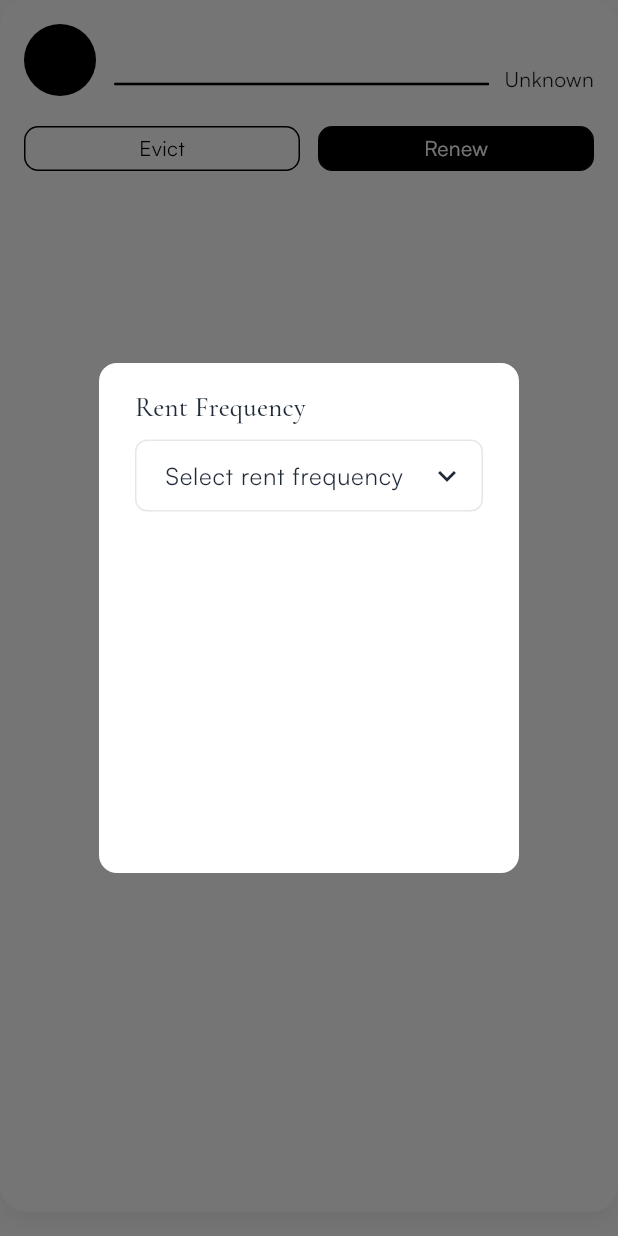
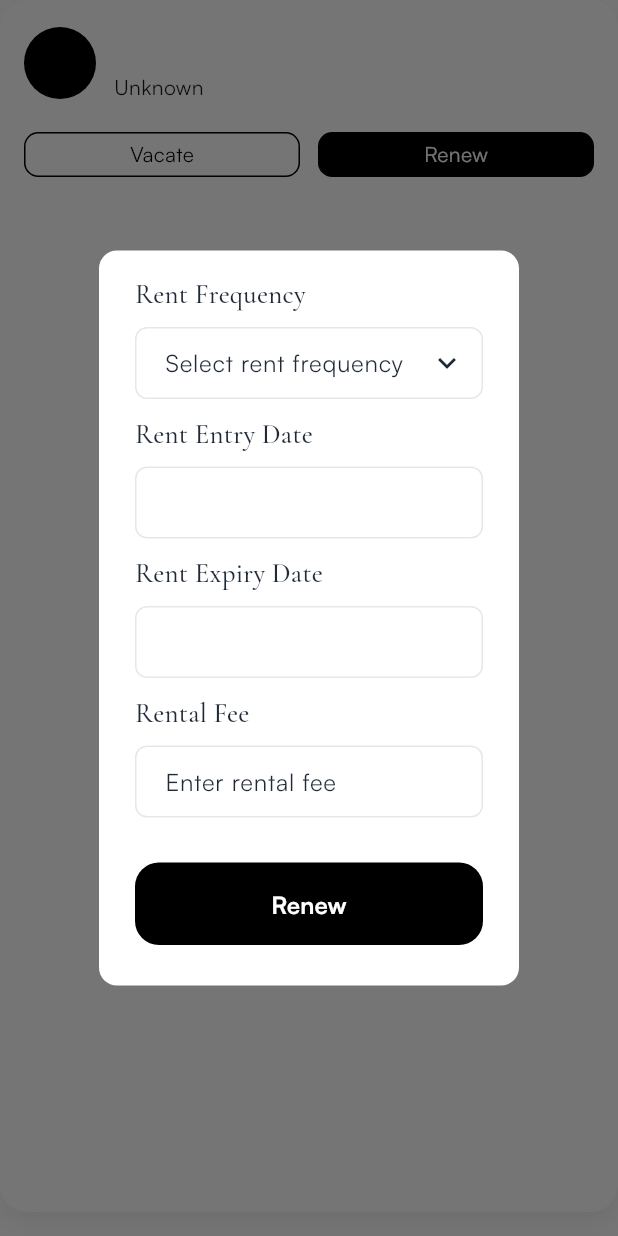
Before and after one commit to Jaysalasi/tobfolio, a Flutter app: the ExpiredTenantCard widget shown alone on an empty page, opened directly with empty values, after a tap on "Renew", on a phone screen of 412 x 824 dp. Run offline on Flutter 3.47's test engine with Material 3 defaults, Android fonts, the phone set to English and light mode, and no system bars; our stand-ins replace dio, dotted_border, equatable, flutter_bloc, flutter_secure_storage, flutter_svg and 5 more; accounts and stored records are empty; network calls fail; project files that could hold a hidden picture were left out.

Commit message:
renew tenants

```diff
--- a/lib/features/home/screens/widgets/welcome_card_widget.dart
+++ b/lib/features/home/screens/widgets/welcome_card_widget.dart
@@ -1,10 +1,12 @@
 import 'package:flutter/material.dart';
+import 'package:flutter_bloc/flutter_bloc.dart';
 import 'package:flutter_svg/svg.dart';
 import 'package:tob/core/router/app_router.dart';
 import 'package:tob/core/utils/components/constants.dart';
 import 'package:tob/core/utils/components/widgets.dart';
 import 'package:tob/core/utils/constants/assets/svg.dart';
 import 'package:tob/core/utils/currency_formatter.dart';
+import 'package:tob/features/home/bloc/home_bloc.dart';
 import 'package:tob/features/home/model/dashboard_model.dart';
 
 class WelcomeCard extends StatelessWidget {
@@ -32,7 +34,7 @@ class WelcomeCard extends StatelessWidget {
               Row(
                 children: [
                   Text(
-                    'Total Income (USD)',
+                    'Total Income (${context.read<HomeBloc>().state.user?.currency})',
                     style: Theme.of(context).textTheme.bodyMedium?.copyWith(
                       fontWeight: FontWeight.bold,
                     ),
@@ -57,7 +59,7 @@ class WelcomeCard extends StatelessWidget {
           Text(
             CurrencyFormatter.formatCurrency(
               dashboard?.totalIncome,
-              currencyCode: user?.currencyCode,
+              currencyCode: context.read<HomeBloc>().state.user?.currency,
             ),
             style: Theme.of(context).textTheme.bodyLarge?.copyWith(
               fontWeight: FontWeight.w900,
--- a/lib/features/tenant_profile/screens/tenant_profile_screen.dart
+++ b/lib/features/tenant_profile/screens/tenant_profile_screen.dart
@@ -410,7 +410,7 @@ class _TenantProfileViewState extends State<_TenantProfileView> {
                               setState(() => tenantPhone = value),
                         ),
                         AltTextField(
-                          label: "Rental Fee",
+                          label: "Rental Fee (${ context.read<HomeBloc>().state.user?.currency})",
                           hint: "Enter rental fee",
                           value: rentAmount,
                           type: AltFieldType.number,
--- a/lib/features/tenants/bloc/tenant_event.dart
+++ b/lib/features/tenants/bloc/tenant_event.dart
@@ -46,3 +46,24 @@ class UpdateRentFee extends TenantEvent {
   final String rentFee;
   UpdateRentFee(this.rentFee);
 }
+
+class DeleteTenant extends TenantEvent {
+  final String tenantId;
+  DeleteTenant(this.tenantId);
+}
+
+class RenewTenant extends TenantEvent {
+  final String tenantId;
+  final String paymentFrequency;
+  final String rentStart;
+  final String rentEnd;
+  final double rentAmount;
+
+  RenewTenant({
+    required this.tenantId,
+    required this.paymentFrequency,
+    required this.rentStart,
+    required this.rentEnd,
+    required this.rentAmount,
+  });
+}
--- a/lib/features/tenants/bloc/tenant_state.dart
+++ b/lib/features/tenants/bloc/tenant_state.dart
@@ -4,6 +4,9 @@ class TenantState {
   final String rentExpiryDate;
   final String rentFee;
   final bool isLoading;
+  final bool isActionLoading;
+  final bool isActionSuccess;
+  final String? actionError;
   final String? error;
   final List<Map<String, dynamic>>? tenants;
 
@@ -13,6 +16,9 @@ class TenantState {
     this.rentExpiryDate = '',
     this.rentFee = '',
     this.isLoading = false,
+    this.isActionLoading = false,
+    this.isActionSuccess = false,
+    this.actionError,
     this.error,
     this.tenants,
   });
@@ -23,6 +29,9 @@ class TenantState {
     String? rentExpiryDate,
     String? rentFee,
     bool? isLoading,
+    bool? isActionLoading,
+    bool? isActionSuccess,
+    String? actionError,
     String? error,
     List<Map<String, dynamic>>? tenants,
   }) {
@@ -32,6 +41,9 @@ class TenantState {
       rentExpiryDate: rentExpiryDate ?? this.rentExpiryDate,
       rentFee: rentFee ?? this.rentFee,
       isLoading: isLoading ?? this.isLoading,
+      isActionLoading: isActionLoading ?? this.isActionLoading,
+      isActionSuccess: isActionSuccess ?? this.isActionSuccess,
+      actionError: actionError,
       error: error,
       tenants: tenants ?? this.tenants,
     );
--- a/lib/features/tenants/widgets/expired_tenant_card.dart
+++ b/lib/features/tenants/widgets/expired_tenant_card.dart
@@ -1,14 +1,17 @@
 import 'package:flutter/material.dart';
 import 'package:flutter_bloc/flutter_bloc.dart';
+import 'package:intl/intl.dart';
 import 'package:tob/core/theme/app_theme.dart';
+import 'package:tob/core/utils/components/app_button.dart';
 import 'package:tob/core/utils/components/constants.dart';
 import 'package:tob/features/add_property/utils/alt_text_field.dart';
+import 'package:tob/features/home/bloc/home_bloc.dart';
 import 'package:tob/features/tenants/bloc/tenant_bloc.dart';
 import 'package:tob/features/tenants/bloc/tenant_event.dart';
 import 'package:tob/features/tenants/bloc/tenant_state.dart';
 import 'package:tob/features/tenants/widgets/overdue_tenant_card.dart';
 
-class ExpiredTenantCard extends StatelessWidget {
+class ExpiredTenantCard extends StatefulWidget {
   final Map<String, dynamic> tenant;
   final TenantState state;
   final VoidCallback onTap;
@@ -19,53 +22,22 @@ class ExpiredTenantCard extends StatelessWidget {
     required this.onTap,
   });
 
-  double _calculateProgress() {
-    try {
-      final now = DateTime.now();
-      final rentEndStr = tenant['rentEnd']?.toString();
-
-      if (rentEndStr == null) {
-        return 0.0;
+  @override
+  State<ExpiredTenantCard> createState() => _ExpiredTenantCardState();
 }
 
-      final rentEnd = DateTime.tryParse(rentEndStr);
-
-      if (rentEnd == null) {
-        return 0.0;
-      }
-
-      // Calculate days left
-      final daysLeft = rentEnd.difference(now).inDays;
-
-      if (daysLeft <= 0) {
-        return 1.0; // 100% complete (expired)
-      }
-
-      // Create percentage based on user requirements
-      double percentage;
-      if (daysLeft > 100) {
-        // If days left > 100, use daysLeft/1000
-        percentage = daysLeft / 1000;
-      } else {
-        // If days left <= 100, use daysLeft/100
-        percentage = daysLeft / 100;
-      }
-
-      // Clamp between 0.0 and 1.0
-      if (percentage < 0.0) return 0.0;
-      if (percentage > 1.0) return 1.0;
-
-      return percentage;
-    } catch (e) {
-      return 0.0;
-    }
-  }
-
+class _ExpiredTenantCardState extends State<ExpiredTenantCard> {
+  String rentEntryDate = '';
+  String rentExpiryDate = '';
+  String rentFrequency = '';
+  String rentAmount = '';
+  BuildContext? _dialogContext;
+  // double _calculateProgress() {
   String _calculateDaysLeft() {
     try {
       final now = DateTime.now();
-      final rentEndStr = tenant['rentEnd']?.toString();
-      final rentStartStr = tenant['rentStart']?.toString();
+      final rentEndStr = widget.tenant['rentEnd']?.toString();
+      final rentStartStr = widget.tenant['rentStart']?.toString();
 
       if (rentEndStr == null || rentStartStr == null) {
         return 'Unknown';
@@ -92,12 +64,30 @@ class ExpiredTenantCard extends StatelessWidget {
   }
 
   @override
+  void initState() {
+    super.initState();
+    context.read<HomeBloc>().add(LoadHomeData());
+  }
+
+  @override
   Widget build(BuildContext context) {
     final theme = Theme.of(context);
-    return Builder(
-      builder: (context) {
-        return GestureDetector(
-          onTap: onTap,
+    return BlocListener<TenantBloc, TenantState>(
+      listener: (context, state) {
+        if (state.isActionSuccess) {
+          if (_dialogContext != null && Navigator.of(_dialogContext!).canPop()) {
+            Navigator.of(_dialogContext!).pop();
+            _dialogContext = null;
+          }
+        }
+        if (state.actionError != null) {
+          ScaffoldMessenger.of(context).showSnackBar(
+            SnackBar(content: Text(state.actionError!), backgroundColor: Colors.red),
+          );
+        }
+      },
+      child: GestureDetector(
+        onTap: widget.onTap,
         child: Container(
             margin: const EdgeInsets.only(bottom: 16),
             padding: const EdgeInsets.all(16),
@@ -124,7 +114,7 @@ class ExpiredTenantCard extends StatelessWidget {
                         crossAxisAlignment: CrossAxisAlignment.start,
                         children: [
                           Text(
-                            tenant['name'] ?? '',
+                            widget.tenant['name'] ?? '',
                             style: theme.textTheme.headlineSmall?.copyWith(
                               fontSize: 18,
                               fontWeight: FontWeight.w500,
@@ -132,14 +122,10 @@ class ExpiredTenantCard extends StatelessWidget {
                           ),
 
                           const SizedBox(height: 8),
-
-                          ClipRRect(
-                            borderRadius: BorderRadius.circular(10),
-                            child: LinearProgressIndicator(
-                              value: _calculateProgress(),
-                              backgroundColor: AppTheme.grayColor,
-                              color: Colors.black,
-                              minHeight: 2,
+                          Text(
+                            _calculateDaysLeft(),
+                            style: theme.textTheme.bodyMedium?.copyWith(
+                              color: AppTheme.secondaryColor,
                             ),
                           ),
                         ],
@@ -152,34 +138,31 @@ class ExpiredTenantCard extends StatelessWidget {
                       crossAxisAlignment: CrossAxisAlignment.end,
                       children: [
                         Text(
-                          tenant['unitNumber'] ?? '',
+                          widget.tenant['unitNumber'] ?? '',
                           style: TextStyle(
                             fontSize: 16,
                             fontWeight: FontWeight.w500,
                           ),
                         ),
                         SizedBox(height: 4),
-                        Text(
-                          _calculateDaysLeft(),
-                          style: theme.textTheme.bodyMedium?.copyWith(
-                            color: AppTheme.secondaryColor,
-                          ),
-                        ),
                       ],
                     ),
                   ],
                 ),
-                SizedBox(height: 20,),
+                SizedBox(height: 20),
                 Row(
                   children: [
                     expandedContainerMeth(
                       state: TenantState(),
                       theme: theme,
-                      text: 'Evict',
+                      text: 'Vacate',
                       onTap: () {
                         showDialog(
                           context: context,
-                          builder: (context) => AlertDialog(
+                          builder: (dialogCtx) => StatefulBuilder(
+                            builder: (dialogCtx, setDialogState) {
+                              _dialogContext = dialogCtx;
+                              return AlertDialog(
                                 shape: RoundedRectangleBorder(
                                   borderRadius: BorderRadius.circular(12),
                                 ),
@@ -187,21 +170,22 @@ class ExpiredTenantCard extends StatelessWidget {
                                 content: const Text(
                                   'This will permanently evict your tenant. This action cannot be undone.',
                                 ),
-                            // actions: [
-                            //   TextButton(
-                            //     onPressed: () => Navigator.of(context).pop(),
-                            //     child: const Text('Cancel'),
-                            //   ),
-                            //   TextButton(
-                            //     onPressed: () {
-                            //       // Navigator.of(context).pop();
-                            //       // context.read<AuthBloc>().add(
-                            //       //   LogoutRequested(),
-                            //       // );
-                            //     },
-                            //     child: const Text('Logout'),
-                            //   ),
-                            // ],
+                                actions: [
+                                  TextButton(
+                                    onPressed: () =>
+                                        Navigator.of(dialogCtx).pop(),
+                                    child: const Text('Cancel'),
+                                  ),
+                                  TextButton(
+                                    onPressed: () {
+                                      final id = widget.tenant['_id']?.toString() ?? '';
+                                      context.read<TenantBloc>().add(DeleteTenant(id));
+                                    },
+                                    child: const Text('Vacate'),
+                                  ),
+                                ],
+                              );
+                            },
                           ),
                         );
                       },
@@ -215,31 +199,114 @@ class ExpiredTenantCard extends StatelessWidget {
                       onTap: () {
                         showDialog(
                           context: context,
-                          builder: (context) => AlertDialog(
+                          builder: (dialogCtx) => StatefulBuilder(
+                            builder: (dialogCtx, setDialogState) {
+                              _dialogContext = dialogCtx;
+                              return AlertDialog(
                               shape: RoundedRectangleBorder(
                                 borderRadius: BorderRadius.circular(12),
                               ),
                               // title: Text('Are you sure?'),
                               content: SizedBox(
-                              height: 300,
+                                height: 450,
                                 child: Column(
                                   children: [
                                     AltTextField(
                                       label: "Rent Frequency",
                                       items: ["Monthly", "Quarterly", "Yearly"],
-                                    hint: state.rentFrequency == ''
+                                      hint: rentFrequency == ''
                                           ? "Select rent frequency"
-                                        : state.rentFrequency,
+                                          : rentFrequency,
                                       type: AltFieldType.dropdown,
                                       onChanged: (value) {
+                                        setDialogState(() {
+                                          rentFrequency = value;
+                                        });
+                                      },
+                                    ),
+                                    AltTextField(
+                                      label: "Rent Entry Date",
+                                      hint: rentEntryDate,
+                                      type: AltFieldType.text,
+                                      enabled: true,
+                                      value: rentEntryDate,
+                                      onTap: () async {
+                                        final DateTime? picked =
+                                            await showDatePicker(
+                                              context: context,
+                                              firstDate: DateTime.now(),
+                                              lastDate: DateTime.now().add(
+                                                const Duration(days: 365),
+                                              ),
+                                            );
+                                        if (picked != null) {
+                                          final formattedDate = DateFormat(
+                                            'yyyy-MM-dd',
+                                          ).format(picked);
+                                          setDialogState(() {
+                                            rentEntryDate = formattedDate;
+                                          });
+                                        }
+                                      },
+                                    ),
+                                    AltTextField(
+                                      label: "Rent Expiry Date",
+                                      hint: rentExpiryDate,
+                                      type: AltFieldType.text,
+                                      enabled: true,
+                                      value: rentExpiryDate,
+                                      onTap: () async {
+                                        final DateTime? picked =
+                                            await showDatePicker(
+                                              context: context,
+                                              firstDate: DateTime.now(),
+                                              lastDate: DateTime.now().add(
+                                                const Duration(days: 3650),
+                                              ),
+                                            );
+                                        if (picked != null) {
+                                          final formattedDate = DateFormat(
+                                            'yyyy-MM-dd',
+                                          ).format(picked);
+                                          setDialogState(() {
+                                            rentExpiryDate = formattedDate;
+                                          });
+                                        }
+                                      },
+                                    ),
+                                    AltTextField(
+                                      label: context.read<HomeBloc>().state.user?.currency != null
+                                          ? "Rental Fee (${context.read<HomeBloc>().state.user!.currency})"
+                                          : "Rental Fee",
+                                      hint: "Enter rental fee",
+                                      value: rentAmount,
+                                      type: AltFieldType.number,
+                                      onChanged: (value) => setDialogState(
+                                        () => rentAmount = value,
+                                      ),
+                                    ),
+                                    SizedBox(height: 20,),
+                                    AppButton(
+                                      isLoading: context.read<TenantBloc>().state.isLoading,
+                                      title: "Renew",
+                                      onPressed: () {
+                                        final id = widget.tenant['_id']?.toString() ?? '';
                                         context.read<TenantBloc>().add(
-                                        UpdateRentFrequency(value),
+                                          RenewTenant(
+                                            tenantId: id,
+                                            paymentFrequency: rentFrequency,
+                                            rentStart: rentEntryDate,
+                                            rentEnd: rentExpiryDate,
+                                            rentAmount: double.tryParse(rentAmount) ?? 0,
+                                          ),
                                         );
                                       },
                                     ),
                                   ],
                                 ),
                               ),
+                            );
+                          },
                         ),
                       );
                     },
@@ -251,8 +318,7 @@ class ExpiredTenantCard extends StatelessWidget {
               ],
             ),
           ),
-        );
-      },
+        ),
     );
   }
 }
```
Also changed, not shown: lib/features/tenants/bloc/tenant_bloc.dart (+28 -0 lines), lib/features/tenants/repositories/tenant_repository.dart (+28 -0 lines), lib/features/tenants/screens/tenant_screen.dart (+24 -20 lines). Lines whose indentation alone changed are shown as unchanged.
